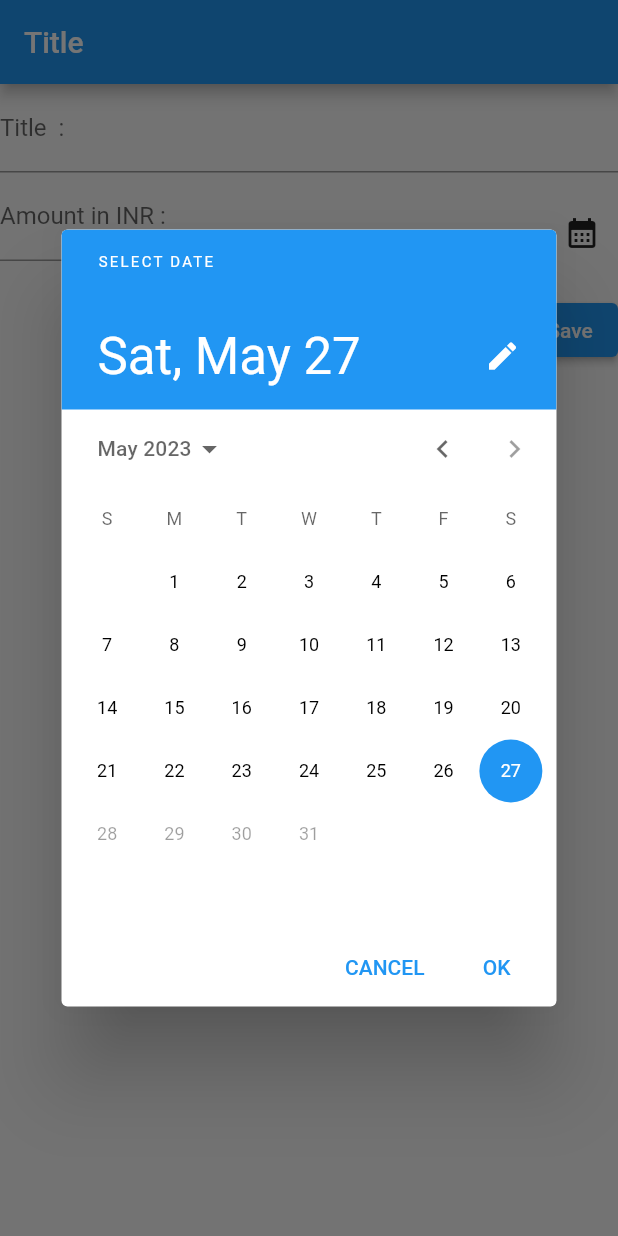
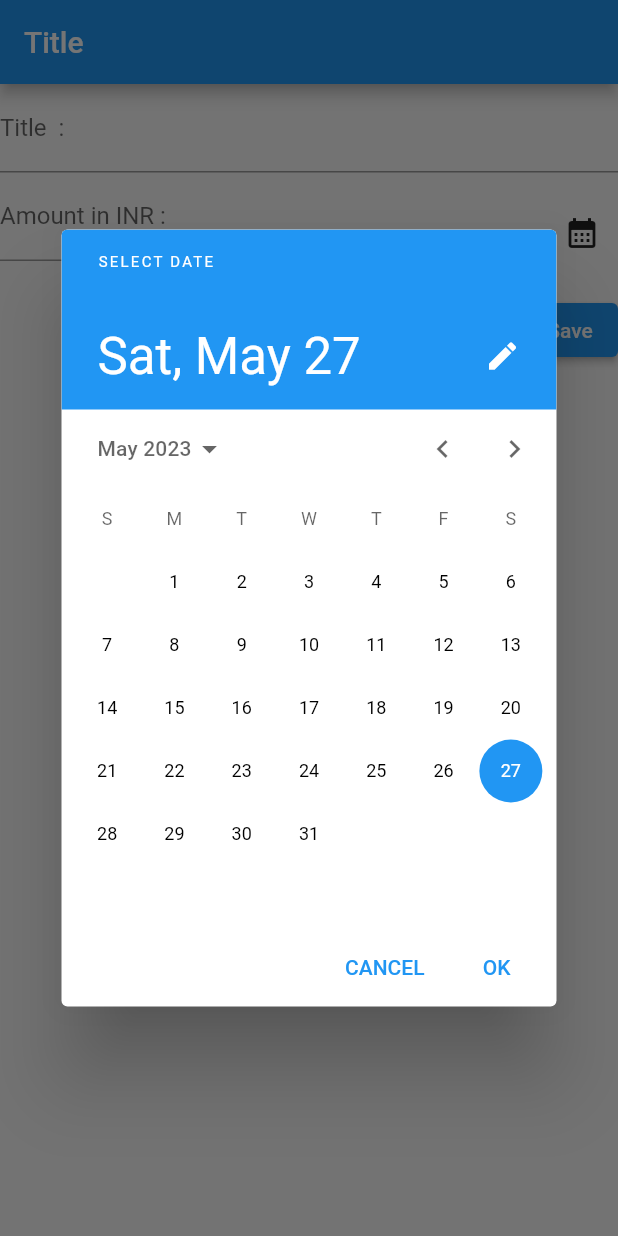
Before and after one commit to basabaich/flutter_showing_category_icons_and_calendar, a Flutter app: the screen it shows after launch, after a tap on the "calendar month" icon, on a phone screen of 412 x 824 dp. Run offline on Flutter 3.47's test engine with Material 2 defaults, Android fonts, the phone set to English and light mode, and no system bars.

Commit message:
2nd commit

```diff
--- a/lib/new_expense.dart
+++ b/lib/new_expense.dart
@@ -25,11 +25,12 @@ class _NewExpenseState extends State<NewExpense> {
   void _presentDatePicker() async {
     final now = DateTime.now();
     final firstDate = DateTime(now.year - 1, now.month, now.day);
+    final lastDate = DateTime(now.year + 20, now.month, now.day);
     await showDatePicker(
       context: context,
       initialDate: now,
       firstDate: firstDate,
-      lastDate: now,
+      lastDate: lastDate,
     );
     //Show date picker is an inbuilt flutter function. This function is used
     //here with "await" & "async" commands as user can select a future date
```
